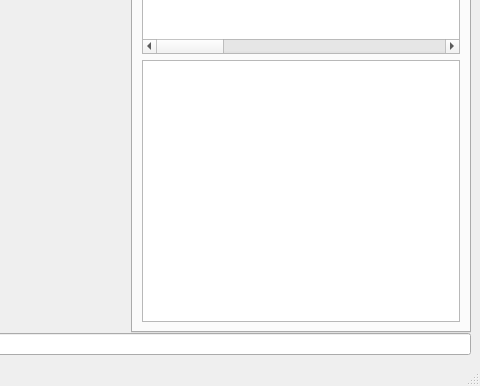
Above: mainwindow.ui from chenzhenjia/pointcloudsuite before the change; both pictures show x 920 to 1400 and y 474 to 860 of the 1400 by 860 pixel window. Below: the same form after it.
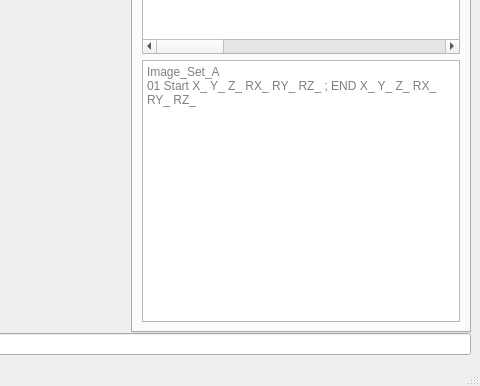
That is the form after the change.

Commit message: Use Image_Set pose text format for registration

```diff
--- a/mainwindow.ui
+++ b/mainwindow.ui
@@ -232,9 +232,9 @@
             </item>
             <item>
              <widget class="QPlainTextEdit" name="registrationOutput">
-              <property name="readOnly">
-               <bool>true</bool>
-              </property>
+              <property name="readOnly"><bool>false</bool></property>
+              <property name="placeholderText"><string>Image_Set_A
+01 Start X_ Y_ Z_ RX_ RY_ RZ_ ; END X_ Y_ Z_ RX_ RY_ RZ_</string></property>
              </widget>
             </item>
            </layout>
```
The commit also changes 1 other file.
